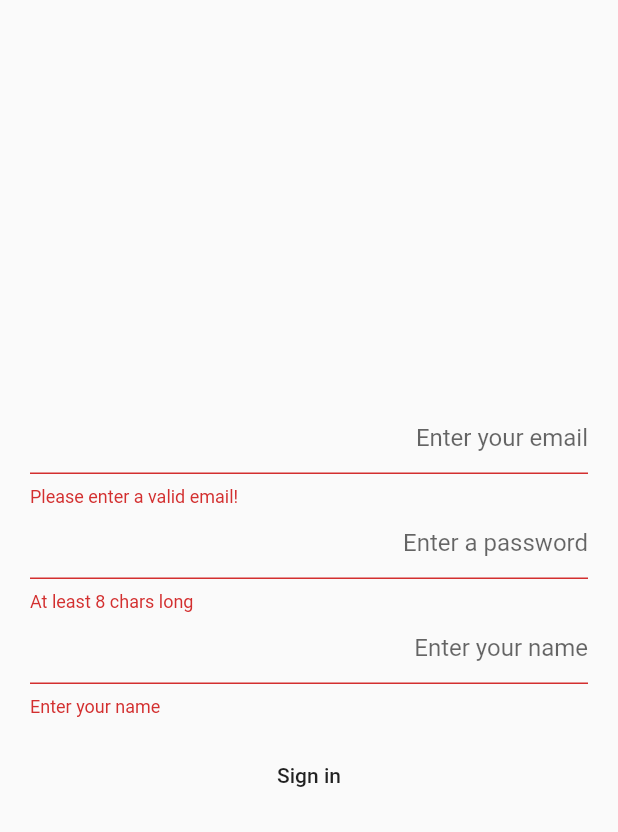
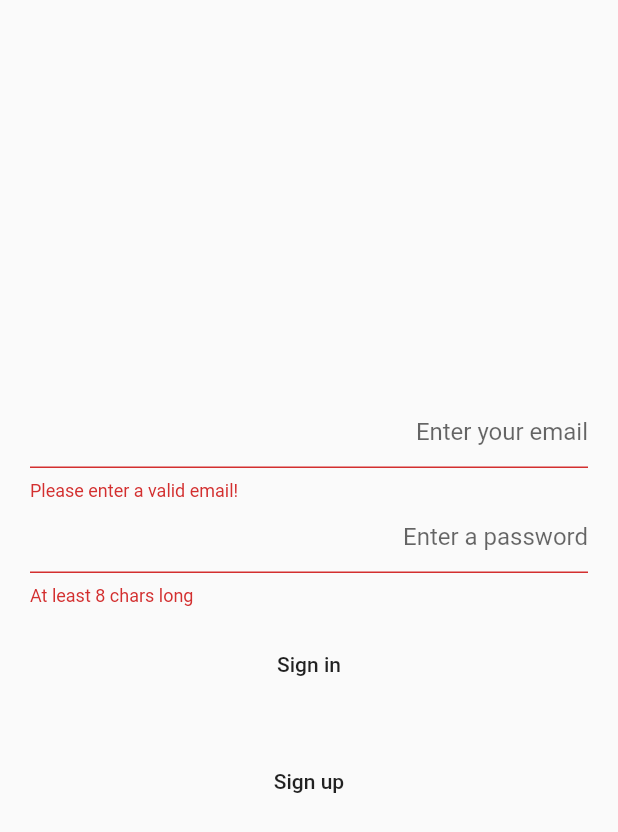
Before and after one commit to motschel123/digital-local-library, a Flutter app: the SignInEmailScreen screen opened by its route, after a tap on "Sign in", on a phone screen of 412 x 824 dp. Shown: the top 832 px of the screen. Run offline on Flutter 3.47's test engine with Material 2 defaults, Android fonts, the phone set to English and light mode, and no system bars; our stand-ins replace cached_network_image, cloud_firestore, firebase_auth, flutter_signin_button, google_sign_in; missing offline and left inert: barcode_scan; accounts and stored records are empty; network calls fail.

Commit message:
"Added sign up display"

```diff
--- a/lib/main.dart
+++ b/lib/main.dart
@@ -31,14 +31,14 @@ class MyApp extends StatelessWidget {
               accentColor: Colors.greenAccent,
             ),
             routes: {
-              '/sign_in': (context) => LandingScreen(),
+              '/home': (context) => LandingScreen(),
               '/sign_in/email': (context) => SignInEmailScreen(),
               '/forced_sign_in': (context) => SignInScreen(anonymousSignIn: false),
               '/profile': (context) => ProfileScreen(),
               '/upload': (context) =>
                   UploadBookScreen(modelContext: context)
             },
-            initialRoute: '/sign_in',
+            initialRoute: '/home',
           ),
         ),
       ),
--- a/lib/screens/sign_in/sign_in_email_screen.dart
+++ b/lib/screens/sign_in/sign_in_email_screen.dart
@@ -1,6 +1,8 @@
 import 'package:digital_local_library/sign_in/auth_provider.dart';
 import 'package:flutter/material.dart';
 import 'package:flutter/services.dart';
+
+enum ScreenState { sign_in, sign_up }
 
 class SignInEmailScreen extends StatefulWidget {
   @override
@@ -14,6 +16,8 @@ class _SignInEmailScreenState extends State<SignInEmailScreen> {
   TextEditingController _emailCtr;
   TextEditingController _passwordCtr;
   TextEditingController _usernameCtr;
+
+  ScreenState currentState = ScreenState.sign_in;
 
   @override
   void initState() {
@@ -32,46 +36,21 @@ class _SignInEmailScreenState extends State<SignInEmailScreen> {
         child: Column(
           mainAxisAlignment: MainAxisAlignment.center,
           children: <Widget>[
-            _buildSignInForm(),
-            Padding(
-              padding: EdgeInsets.all(15),
-              child: MaterialButton(
-                child: Text("Sign in"),
-                onPressed: () async {
-                  if (_formKey.currentState.validate()) {
-                    try {
-                      await AuthProvider.of(context).signInWithEmailAndPassword(
-                          _emailCtr.text, _passwordCtr.text);
-                    } on PlatformException catch (e) {
-                      String error = e.code;
-                      switch (error) {
-                        case "ERROR_INVALID_EMAIL":
-                          break;
-                        case "ERROR_WRONG_PASSWORD":
-                          break;
-                        case "ERROR_USER_NOT_FOUND":
-                          break;
-                        case "ERROR_TOO_MANY_REQUESTS":
-                          break;
-                        case "ERROR_OPERATION_NOT_ALLOWED":
-                          break;
-                        default:
-                      }
-                      _scaffoldKey.currentState.showSnackBar(SnackBar(content: Text("${e.message}")));
-                    } catch (e) {
-                      _scaffoldKey.currentState.showSnackBar(SnackBar(content: Text("An error Occured")));
-                    }
-                  }
-                },
-              ),
-            ),
+            _buildForm(),
+            currentState == ScreenState.sign_in
+                ? _buildSignInButton()
+                : Container(),
+            _buildSignUpButton(),
+            currentState == ScreenState.sign_up
+                ? _buildSignInButton()
+                : Container(),
           ],
         ),
       ),
     );
   }
 
-  Widget _buildSignInForm() {
+  Widget _buildForm() {
     return Form(
       key: _formKey,
       child: Container(
@@ -80,7 +59,12 @@ class _SignInEmailScreenState extends State<SignInEmailScreen> {
           children: <Widget>[
             _emailFormField(),
             _passwordFormField(),
-            _usernameFormField(),
+            currentState == ScreenState.sign_up
+                ? _repeatPasswordFormField()
+                : Container(),
+            currentState == ScreenState.sign_up
+                ? _usernameFormField()
+                : Container(),
           ],
         ),
       ),
@@ -122,6 +106,24 @@ class _SignInEmailScreenState extends State<SignInEmailScreen> {
     );
   }
 
+  TextFormField _repeatPasswordFormField() {
+    return TextFormField(
+      controller: _passwordCtr,
+      decoration: InputDecoration(
+        hintText: "Repeat your password",
+        prefixText: "Reapeat Password",
+      ),
+      obscureText: true,
+      textAlign: TextAlign.right,
+      validator: (value) {
+        if (value != _passwordCtr.text) {
+          return 'Passwords don\'t match';
+        }
+        return null;
+      },
+    );
+  }
+
   TextFormField _usernameFormField() {
     return TextFormField(
       controller: _usernameCtr,
@@ -138,6 +140,73 @@ class _SignInEmailScreenState extends State<SignInEmailScreen> {
         return null;
       },
     );
+  }
+
+  Widget _buildSignInButton() {
+    return Padding(
+      padding: EdgeInsets.all(15),
+      child: MaterialButton(
+        child: Text("Sign in"),
+        onPressed: () {
+          _signIn();
+        },
+      ),
+    );
+  }
+
+  Widget _buildSignUpButton() {
+    return Padding(
+      padding: EdgeInsets.all(15),
+      child: MaterialButton(
+          child: Text("Sign up"),
+          onPressed: () {
+            _signUp();
+          }),
+    );
+  }
+
+  void _signIn() async {
+    if (currentState == ScreenState.sign_up) {
+      setState(() {
+        currentState = ScreenState.sign_in;
+      });
+      return;
+    }
+    if (_formKey.currentState.validate()) {
+      try {
+        await AuthProvider.of(context)
+            .signInWithEmailAndPassword(_emailCtr.text, _passwordCtr.text);
+      } on PlatformException catch (e) {
+        String error = e.code;
+        switch (error) {
+          case "ERROR_INVALID_EMAIL":
+            break;
+          case "ERROR_WRONG_PASSWORD":
+            break;
+          case "ERROR_USER_NOT_FOUND":
+            break;
+          case "ERROR_TOO_MANY_REQUESTS":
+            break;
+          case "ERROR_OPERATION_NOT_ALLOWED":
+            break;
+          default:
+        }
+        _scaffoldKey.currentState
+            .showSnackBar(SnackBar(content: Text("${e.message}")));
+      } catch (e) {
+        _scaffoldKey.currentState
+            .showSnackBar(SnackBar(content: Text("An error Occured")));
+      }
+    }
+  }
+
+  void _signUp() async {
+    if (currentState == ScreenState.sign_in) {
+      setState(() {
+        currentState = ScreenState.sign_up;
+      });
+      return;
+    }
   }
 
   bool _validEmail(String email) {
--- a/lib/sign_in/auth.dart
+++ b/lib/sign_in/auth.dart
@@ -1,4 +1,5 @@
 import 'package:firebase_auth/firebase_auth.dart';
+import 'package:flutter/services.dart';
 import 'package:google_sign_in/google_sign_in.dart';
 
 abstract class BaseAuth {
@@ -53,6 +54,7 @@ class Auth implements BaseAuth {
   @override
   Future<AuthResult> signInWithGoogle() async {
     final GoogleSignInAccount account = await _googleSignIn.signIn();
+    if(account == null) throw PlatformException(code: GoogleSignIn.kSignInFailedError, message: "Signing in with google failed");
     final GoogleSignInAuthentication _auth = await account.authentication;
     final AuthCredential credential = GoogleAuthProvider.getCredential(
       idToken: _auth.idToken,
--- a/lib/widgets/home_drawer.dart
+++ b/lib/widgets/home_drawer.dart
@@ -86,7 +86,7 @@ class _HomeDrawerState extends State<HomeDrawer> {
                               child: Text("Sign out"),
                             );
                     }
-                    return CircularProgressIndicator();
+                    return Container();
                   })),
         ],
       ),
```
Also changed, not shown: lib/screens/sign_in/sign_in_screen.dart (+11 -2 lines).
